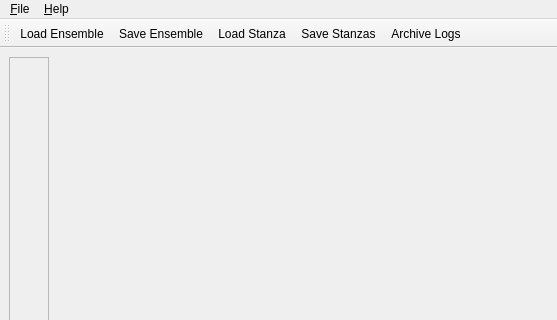
Old version of the form trunk/maestro/gui/MaestroBase.ui in the repository patrickhartling/maestro; both pictures show x 0 to 557 and y 0 to 320 of the 557 by 523 pixel window.
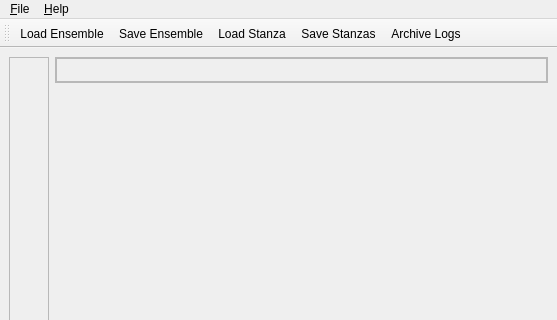
New version of the form. Icons and pictures are not drawn.

Commit message: - Put the view title bar in the Maestro UI instead of each view.

Diff of the .ui file:
```diff
--- a/trunk/maestro/gui/MaestroBase.ui
+++ b/trunk/maestro/gui/MaestroBase.ui
@@ -22,22 +22,87 @@
    <enum>Qt::ToolButtonIconOnly</enum>
   </property>
   <widget class="QWidget" name="centralwidget" >
-   <layout class="QHBoxLayout" >
+   <layout class="QGridLayout" >
     <property name="margin" >
      <number>9</number>
     </property>
     <property name="spacing" >
      <number>6</number>
     </property>
-    <item>
-     <layout class="QHBoxLayout" >
+    <item row="1" column="1" >
+     <widget class="QStackedWidget" name="mStack" >
+      <property name="sizePolicy" >
+       <sizepolicy>
+        <hsizetype>13</hsizetype>
+        <vsizetype>13</vsizetype>
+        <horstretch>0</horstretch>
+        <verstretch>0</verstretch>
+       </sizepolicy>
+      </property>
+      <widget class="QWidget" name="mOldPage" >
+       <property name="sizePolicy" >
+        <sizepolicy>
+         <hsizetype>5</hsizetype>
+         <vsizetype>5</vsizetype>
+         <horstretch>0</horstretch>
+         <verstretch>0</verstretch>
+        </sizepolicy>
+       </property>
+       <property name="autoFillBackground" >
+        <bool>true</bool>
+       </property>
+      </widget>
+     </widget>
+    </item>
+    <item row="0" column="1" >
+     <widget class="QFrame" name="mViewTitleFrame" >
+      <property name="frameShape" >
+       <enum>QFrame::StyledPanel</enum>
+      </property>
+      <property name="frameShadow" >
+       <enum>QFrame::Sunken</enum>
+      </property>
+      <layout class="QVBoxLayout" >
       <property name="margin" >
        <number>0</number>
       </property>
       <property name="spacing" >
-       <number>6</number>
+        <number>0</number>
       </property>
       <item>
+        <widget class="QLabel" name="mViewTitleLbl" >
+         <property name="font" >
+          <font>
+           <family>Sans Serif</family>
+           <pointsize>12</pointsize>
+           <weight>50</weight>
+           <italic>false</italic>
+           <bold>false</bold>
+           <underline>false</underline>
+           <strikeout>false</strikeout>
+          </font>
+         </property>
+         <property name="autoFillBackground" >
+          <bool>true</bool>
+         </property>
+         <property name="frameShape" >
+          <enum>QFrame::StyledPanel</enum>
+         </property>
+         <property name="frameShadow" >
+          <enum>QFrame::Sunken</enum>
+         </property>
+         <property name="lineWidth" >
+          <number>2</number>
+         </property>
+         <property name="text" >
+          <string/>
+         </property>
+        </widget>
+       </item>
+      </layout>
+     </widget>
+    </item>
+    <item rowspan="2" row="0" column="0" >
        <widget class="QFrame" name="mToolbox" >
         <property name="sizePolicy" >
          <sizepolicy>
@@ -81,38 +146,6 @@
          </item>
         </layout>
        </widget>
-      </item>
-      <item>
-       <widget class="QStackedWidget" name="mStack" >
-        <property name="sizePolicy" >
-         <sizepolicy>
-          <hsizetype>13</hsizetype>
-          <vsizetype>13</vsizetype>
-          <horstretch>0</horstretch>
-          <verstretch>0</verstretch>
-         </sizepolicy>
-        </property>
-        <widget class="QWidget" name="mOldPage" >
-         <property name="sizePolicy" >
-          <sizepolicy>
-           <hsizetype>5</hsizetype>
-           <vsizetype>5</vsizetype>
-           <horstretch>0</horstretch>
-           <verstretch>0</verstretch>
-          </sizepolicy>
-         </property>
-         <layout class="QVBoxLayout" >
-          <property name="margin" >
-           <number>9</number>
-          </property>
-          <property name="spacing" >
-           <number>6</number>
-          </property>
-         </layout>
-        </widget>
-       </widget>
-      </item>
-     </layout>
     </item>
    </layout>
   </widget>
```
Lines whose indentation alone changed are shown as unchanged. The commit also changes 20 other files.
